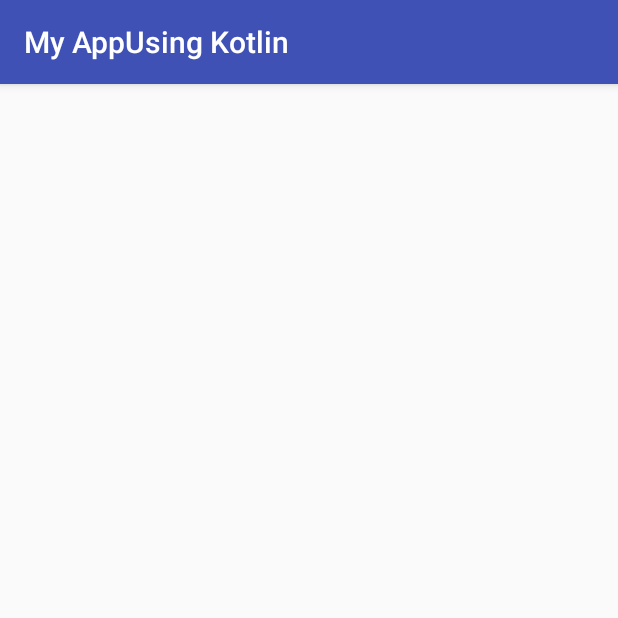
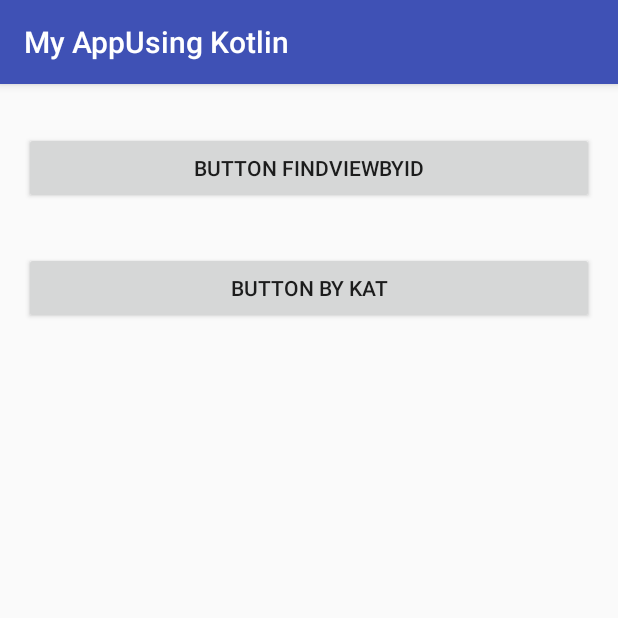
Before and after one commit to guillermounivalle/MyAppUsingKotlin, an Android app: the AndroidExtensionsActivity screen opened directly, with no data from a screen before it, on a phone screen of 412 x 824 dp, the top half of it. Run offline under Robolectric (Android 15) with nearby library versions, the phone set to English and light mode, and no system bars.

Commit message:
Kotlin Android Extension. I can use buttons without to use findbyid

```diff
--- a/app/src/main/java/com/example/guillermoandres/myappusingkotlin/Activities/AndroidExtensionsActivity.kt
+++ b/app/src/main/java/com/example/guillermoandres/myappusingkotlin/Activities/AndroidExtensionsActivity.kt
@@ -2,13 +2,31 @@ package com.example.guillermoandres.myappusingkotlin.Activities
 
 import android.support.v7.app.AppCompatActivity
 import android.os.Bundle
+import android.widget.Button
+import android.widget.Toast
 import com.example.guillermoandres.myappusingkotlin.R
 
+//importar para usar Android Kotlin Extension
+import kotlinx.android.synthetic.main.activity_android_extensions.*
 
 class AndroidExtensionsActivity : AppCompatActivity() {
+
+    /**
+     * Nota: En los botones aparece KAT que es la abreviación de Kotlin Android Extension
+     */
 
     override fun onCreate(savedInstanceState: Bundle?) {
         super.onCreate(savedInstanceState)
         setContentView(R.layout.activity_android_extensions)
+
+        val btn = findViewById<Button>(R.id.buttonById)
+        btn.setOnClickListener { Toast.makeText(this, "Click by Id", Toast.LENGTH_SHORT).show()}
+
+        //al importar: kotlinx.android.synthetic.main.activity_android_extensions.*
+        //No necesitamos hacer ningún findViewById<Button>, sino que llamamos directamente
+        //al botón por el id que ha sido asignado al crearlo. ni siquiera hay necesidad de
+        // hacerle casting al botón. Ejemplo:
+
+        buttonByKAT.setOnClickListener {Toast.makeText(this, "Click by kat id", Toast.LENGTH_SHORT).show()}
     }
 }
--- a/app/src/main/res/layout/activity_android_extensions.xml
+++ b/app/src/main/res/layout/activity_android_extensions.xml
@@ -7,4 +7,27 @@
     android:layout_height="match_parent"
     tools:context=".Activities.AndroidExtensionsActivity">
 
+    <Button
+        android:id="@+id/buttonById"
+        android:layout_width="0dp"
+        android:layout_height="wrap_content"
+        android:layout_marginEnd="16dp"
+        android:layout_marginStart="16dp"
+        android:layout_marginTop="32dp"
+        android:text="@string/button_kat_id"
+        app:layout_constraintEnd_toEndOf="parent"
+        app:layout_constraintStart_toStartOf="parent"
+        app:layout_constraintTop_toTopOf="parent" />
+
+    <Button
+        android:id="@+id/buttonByKAT"
+        android:layout_width="0dp"
+        android:layout_height="wrap_content"
+        android:layout_marginEnd="16dp"
+        android:layout_marginStart="16dp"
+        android:layout_marginTop="32dp"
+        android:text="@string/button_kat_kat"
+        app:layout_constraintEnd_toEndOf="parent"
+        app:layout_constraintStart_toStartOf="parent"
+        app:layout_constraintTop_toBottomOf="@+id/buttonById" />
 </android.support.constraint.ConstraintLayout>
--- a/app/src/main/res/values/strings.xml
+++ b/app/src/main/res/values/strings.xml
@@ -14,5 +14,7 @@
     <string name="button_Multi_1">Botón Múltiple 1</string>
     <string name="button_Multi_2">Botón Múltiple 2</string>
     <string name="button_Multi_3">Botón Múltiple 3</string>
+    <string name="button_kat_id">BUTTON FINDVIEWBYID</string>
+    <string name="button_kat_kat">BUTTON BY KAT</string>
 
 </resources>
```
